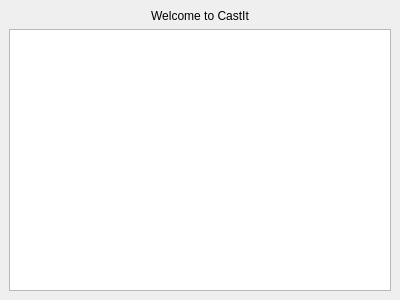
This is src/ui/main_window.ui in ALRAYZZ/CastIt as Qt 5 draws it before an edit. The edited form follows.
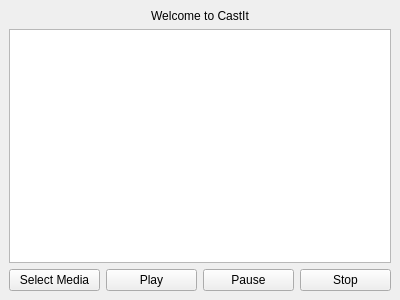
This is the edited form.

The edit to the form file:
```diff
--- a/src/ui/main_window.ui
+++ b/src/ui/main_window.ui
@@ -32,6 +32,38 @@
       </property>
      </widget>
     </item>
+    <item>
+     <layout class="QHBoxLayout" name="buttonLayout">
+      <item>
+       <widget class="QPushButton" name="selectMediaButton">
+        <property name="text">
+         <string>Select Media</string>
+        </property>
+       </widget>
+      </item>
+      <item>
+       <widget class="QPushButton" name="playButton">
+        <property name="text">
+         <string>Play</string>
+        </property>
+       </widget>
+      </item>
+      <item>
+       <widget class="QPushButton" name="pauseButton">
+        <property name="text">
+         <string>Pause</string>
+        </property>
+       </widget>
+      </item>
+      <item>
+       <widget class="QPushButton" name="stopButton">
+        <property name="text">
+         <string>Stop</string>
+        </property>
+       </widget>
+      </item>
+     </layout>
+    </item>
    </layout>
   </widget>
  </widget>
```
